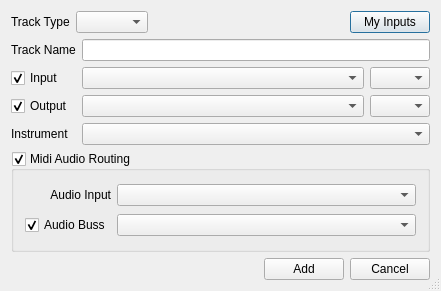
Above: oom/widgets/createtrackbase.ui from ccherrett/oom before the change. Below: the same form after it.
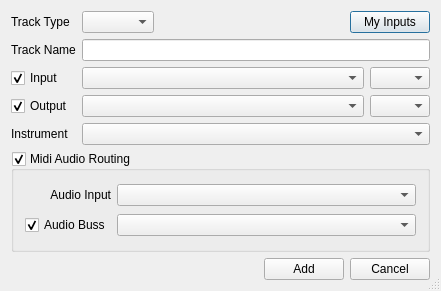
That is the form after the change.

Patch:
```diff
--- a/oom/widgets/createtrackbase.ui
+++ b/oom/widgets/createtrackbase.ui
@@ -23,18 +23,18 @@
    <bool>false</bool>
   </property>
   <layout class="QGridLayout" name="gridLayout_2">
-   <item row="0" column="0" colspan="3">
-    <layout class="QHBoxLayout" name="horizontalLayout">
-     <property name="leftMargin">
-      <number>0</number>
-     </property>
-     <item>
+   <item row="0" column="0">
       <widget class="QLabel" name="label">
        <property name="text">
         <string>Track Type</string>
        </property>
       </widget>
      </item>
+   <item row="0" column="1" colspan="2">
+    <layout class="QHBoxLayout" name="horizontalLayout">
+     <property name="leftMargin">
+      <number>0</number>
+     </property>
      <item>
       <widget class="QComboBox" name="cmbType">
        <property name="sizePolicy">
```
Lines whose indentation alone changed are shown as unchanged.
